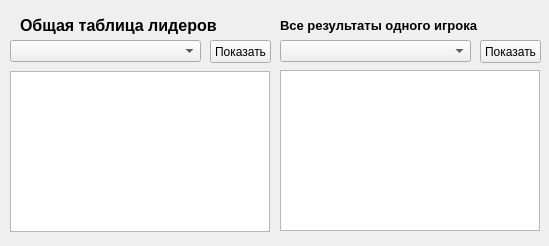
YToplennik/Project_game, file Liders.ui: the form before one commit.
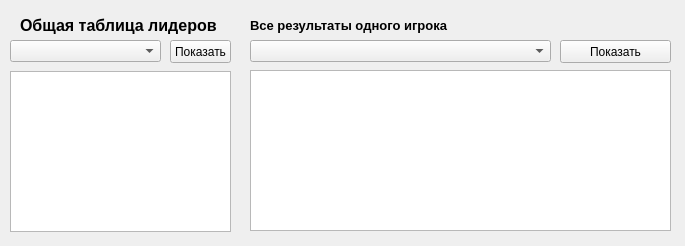
The form after the commit.

```diff
--- a/Liders.ui
+++ b/Liders.ui
@@ -6,7 +6,7 @@
    <rect>
     <x>0</x>
     <y>0</y>
-    <width>549</width>
+    <width>685</width>
     <height>246</height>
    </rect>
   </property>
@@ -18,7 +18,7 @@
     <rect>
      <x>10</x>
      <y>71</y>
-     <width>260</width>
+     <width>221</width>
      <height>161</height>
     </rect>
    </property>
@@ -26,9 +26,9 @@
   <widget class="QComboBox" name="comboBox">
    <property name="geometry">
     <rect>
-     <x>280</x>
+     <x>250</x>
      <y>40</y>
-     <width>191</width>
+     <width>301</width>
      <height>22</height>
     </rect>
    </property>
@@ -36,9 +36,9 @@
   <widget class="QTableView" name="one_pl">
    <property name="geometry">
     <rect>
-     <x>280</x>
+     <x>250</x>
      <y>70</y>
-     <width>260</width>
+     <width>421</width>
      <height>161</height>
     </rect>
    </property>
@@ -66,7 +66,7 @@
   <widget class="QLabel" name="label_2">
    <property name="geometry">
     <rect>
-     <x>280</x>
+     <x>250</x>
      <y>0</y>
      <width>231</width>
      <height>51</height>
@@ -86,9 +86,9 @@
   <widget class="QPushButton" name="Show">
    <property name="geometry">
     <rect>
-     <x>480</x>
+     <x>560</x>
      <y>40</y>
-     <width>61</width>
+     <width>111</width>
      <height>23</height>
     </rect>
    </property>
@@ -101,7 +101,7 @@
     <rect>
      <x>10</x>
      <y>40</y>
-     <width>191</width>
+     <width>151</width>
      <height>22</height>
     </rect>
    </property>
@@ -109,7 +109,7 @@
   <widget class="QPushButton" name="Show_2">
    <property name="geometry">
     <rect>
-     <x>210</x>
+     <x>170</x>
      <y>40</y>
      <width>61</width>
      <height>23</height>
```
